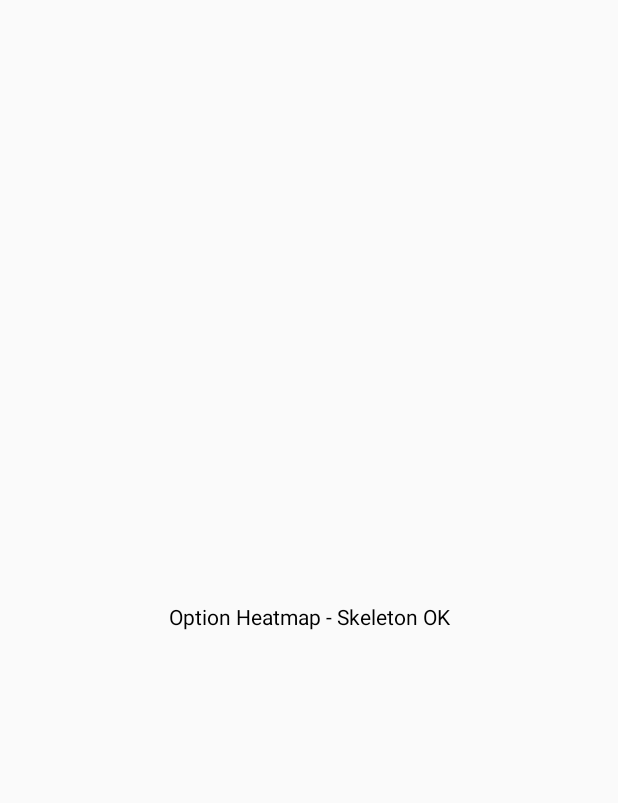
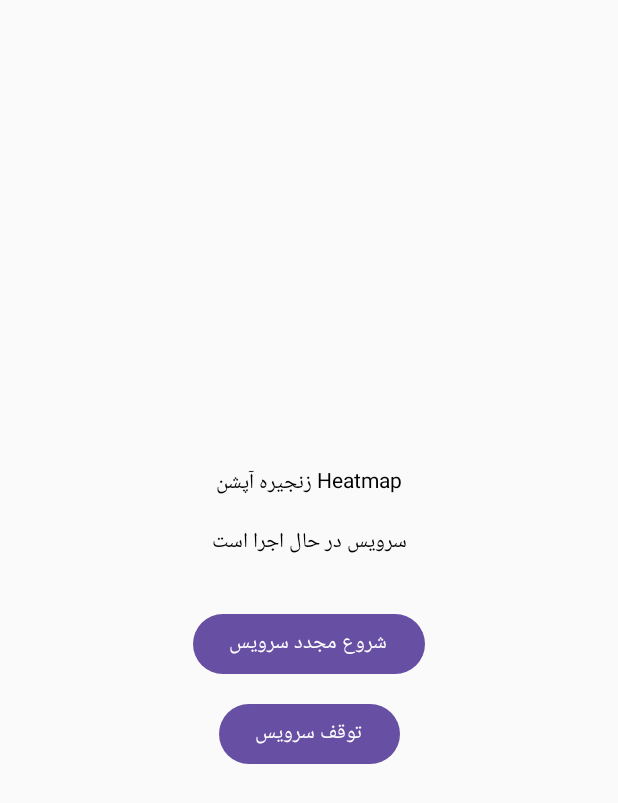
Before and after one commit to Miaadzp/convert-opt, an Android app built with Jetpack Compose: the screen it shows after launch (MainActivity), on a phone screen of 412 x 824 dp. Before the commit the part shown is almost empty. Shown: the top 803 px of the screen. Run offline under Robolectric (Android 15) with nearby library versions, the phone set to English and light mode, and no system bars.

Commit message:
Update MainActivity.kt

```diff
--- a/app/src/main/java/ir/miaad/optionheatmap/MainActivity.kt
+++ b/app/src/main/java/ir/miaad/optionheatmap/MainActivity.kt
@@ -1,21 +1,95 @@
 package ir.miaad.optionheatmap
 
+import android.Manifest
+import android.content.Intent
+import android.content.pm.PackageManager
+import android.os.Build
 import android.os.Bundle
 import androidx.activity.ComponentActivity
 import androidx.activity.compose.setContent
-import androidx.compose.foundation.layout.Box
+import androidx.activity.result.contract.ActivityResultContracts
+import androidx.compose.foundation.layout.Arrangement
+import androidx.compose.foundation.layout.Column
+import androidx.compose.foundation.layout.Spacer
 import androidx.compose.foundation.layout.fillMaxSize
+import androidx.compose.foundation.layout.height
+import androidx.compose.foundation.layout.padding
+import androidx.compose.material3.Button
 import androidx.compose.material3.Text
+import androidx.compose.runtime.mutableStateOf
+import androidx.compose.runtime.remember
 import androidx.compose.ui.Alignment
 import androidx.compose.ui.Modifier
+import androidx.compose.ui.unit.dp
+import androidx.core.content.ContextCompat
+import ir.miaad.optionheatmap.core.service.DataSyncService
 
 class MainActivity : ComponentActivity() {
+
+    private val requestPermissionLauncher = registerForActivityResult(
+        ActivityResultContracts.RequestPermission()
+    ) { isGranted ->
+        if (isGranted) {
+            startDataService()
+        }
+    }
+
     override fun onCreate(savedInstanceState: Bundle?) {
         super.onCreate(savedInstanceState)
+
+        // درخواست مجوز اعلان در اندروید ۱۳ به بالا
+        if (Build.VERSION.SDK_INT >= Build.VERSION_CODES.TIRAMISU) {
+            if (ContextCompat.checkSelfPermission(this, Manifest.permission.POST_NOTIFICATIONS)
+                != PackageManager.PERMISSION_GRANTED
+            ) {
+                requestPermissionLauncher.launch(Manifest.permission.POST_NOTIFICATIONS)
+            } else {
+                startDataService()
+            }
+        } else {
+            startDataService()
+        }
+
         setContent {
-            Box(Modifier.fillMaxSize(), contentAlignment = Alignment.Center) {
-                Text("Option Heatmap - Skeleton OK")
+            val status = remember { mutableStateOf("سرویس در حال اجرا است") }
+
+            Column(
+                modifier = Modifier
+                    .fillMaxSize()
+                    .padding(24.dp),
+                verticalArrangement = Arrangement.Center,
+                horizontalAlignment = Alignment.CenterHorizontally
+            ) {
+                Text(text = "زنجیره آپشن Heatmap")
+                Spacer(modifier = Modifier.height(16.dp))
+                Text(text = status.value)
+                Spacer(modifier = Modifier.height(32.dp))
+                Button(onClick = {
+                    startDataService()
+                    status.value = "سرویس دوباره شروع شد"
+                }) {
+                    Text("شروع مجدد سرویس")
+                }
+                Spacer(modifier = Modifier.height(12.dp))
+                Button(onClick = {
+                    stopDataService()
+                    status.value = "سرویس متوقف شد"
+                }) {
+                    Text("توقف سرویس")
+                }
             }
         }
     }
+
+    private fun startDataService() {
+        val intent = Intent(this, DataSyncService::class.java)
+        ContextCompat.startForegroundService(this, intent)
+    }
+
+    private fun stopDataService() {
+        val intent = Intent(this, DataSyncService::class.java).apply {
+            action = DataSyncService.ACTION_STOP
+        }
+        startService(intent)
+    }
 }
```
